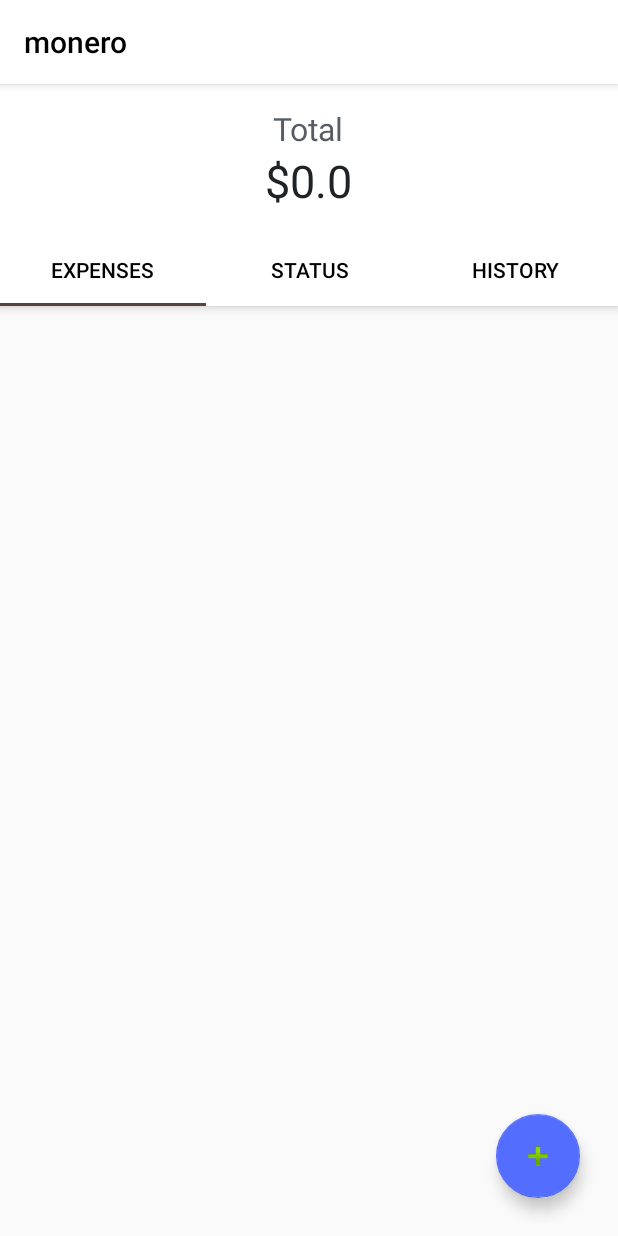
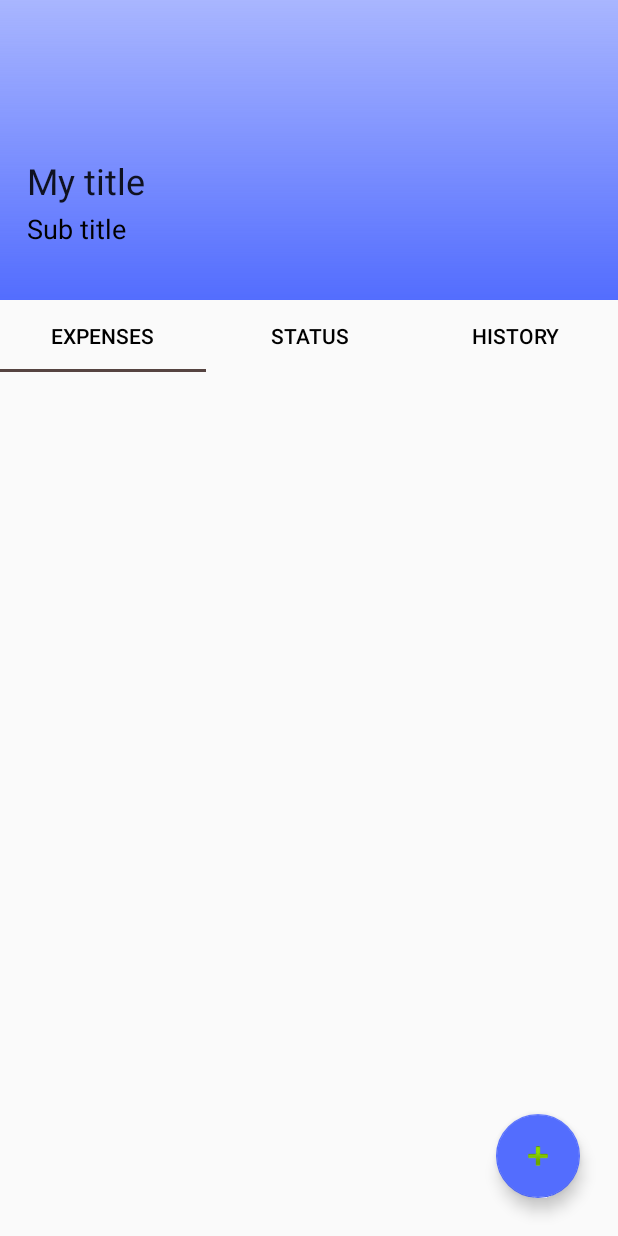
Before and after one commit to tomsaju/monero, an Android app: the DetailActivity screen opened directly, with no data from a screen before it, on a phone screen of 412 x 824 dp. Run offline under Robolectric (Android 15) with nearby library versions, the phone set to English and light mode, and no system bars; our stand-ins replace Room's generated code, RxJava; 1 statement that could not run was skipped.

Commit message:
implement activity detail recyclerview

```diff
--- a/app/src/main/java/com/monero/activitydetail/DetailActivity.kt
+++ b/app/src/main/java/com/monero/activitydetail/DetailActivity.kt
@@ -3,6 +3,7 @@ package com.monero.activitydetail
 import android.arch.lifecycle.LiveData
 import android.arch.lifecycle.Observer
 import android.content.Intent
+import android.graphics.Color
 import android.net.Uri
 import android.support.v7.app.AppCompatActivity
 import android.os.Bundle
@@ -27,6 +28,10 @@ import com.monero.activitydetail.presenter.detail.IDetailPresenter
 import com.monero.activitydetail.presenter.detail.IDetailView
 import com.monero.models.Activities
 import com.monero.models.Expense
+import android.view.WindowManager
+import android.os.Build
+
+
 
 class DetailActivity : AppCompatActivity(),AddExpenseFragment.OnFragmentInteractionListener,IDetailView ,ExpenseListFragment.OnExpenseListFragmentInteractionListener,StatsFragment.StatsFragmentListener {
 
@@ -38,7 +43,7 @@ class DetailActivity : AppCompatActivity(),AddExpenseFragment.OnFragmentInteract
     var activityId:String =""
     private var currentlyWorkingActivity:Activities?=null
     lateinit var mDetailPresenter:IDetailPresenter
-    lateinit var totalCost:TextView
+    //lateinit var totalCost:TextView
     lateinit var addExpenseFab:FloatingActionButton
 
     override fun onCreate(savedInstanceState: Bundle?) {
@@ -48,7 +53,7 @@ class DetailActivity : AppCompatActivity(),AddExpenseFragment.OnFragmentInteract
         toolbar = findViewById<Toolbar>(R.id.toolbar) as Toolbar
         tabLayout = findViewById<TabLayout>(R.id.detailPageTab) as TabLayout
         mViewPager = findViewById<ViewPager?>(R.id.container)
-        totalCost = findViewById(R.id.totalCost)
+        //totalCost = findViewById(R.id.totalCost)
         addExpenseFab = findViewById(R.id.addexpenseButton)
         mSectionsPagerAdapter = DetailViewPagerAdapter(supportFragmentManager,this)
         mDetailPresenter = DetailPresenter(this,this)
@@ -58,6 +63,12 @@ class DetailActivity : AppCompatActivity(),AddExpenseFragment.OnFragmentInteract
         mDetailPresenter!!.getActivityForId(activityId)
         setupViewPager()
 
+        //change status bar color
+        if (Build.VERSION.SDK_INT >= Build.VERSION_CODES.LOLLIPOP) {
+            val window = window
+            window.addFlags(WindowManager.LayoutParams.FLAG_DRAWS_SYSTEM_BAR_BACKGROUNDS)
+            window.statusBarColor = Color.parseColor("#536DFE")
+        }
 
     }
 
@@ -142,6 +153,6 @@ class DetailActivity : AppCompatActivity(),AddExpenseFragment.OnFragmentInteract
     }
 
     override fun onTotal(total: Double) {
-        totalCost.setText("$"+total)
+      //  totalCost.setText("$"+total)
     }
 }
--- a/app/src/main/java/com/monero/activitydetail/fragments/ExpenseListFragment.kt
+++ b/app/src/main/java/com/monero/activitydetail/fragments/ExpenseListFragment.kt
@@ -3,19 +3,19 @@ package com.monero.activitydetail.fragments
 import android.arch.lifecycle.LiveData
 import android.arch.lifecycle.Observer
 import android.content.Context
-import android.net.Uri
 import android.os.Bundle
-import android.support.design.widget.FloatingActionButton
 import android.support.v4.app.Fragment
+import android.support.v7.widget.LinearLayoutManager
+import android.support.v7.widget.RecyclerView
 import android.view.LayoutInflater
 import android.view.View
 import android.view.ViewGroup
+import android.widget.LinearLayout
 import android.widget.ListView
 
 import com.monero.R
 import com.monero.activitydetail.DetailActivity
-import com.monero.activitydetail.fragments.adapter.ExpenseListAdapter
-import com.monero.activitydetail.presenter.detail.IDetailPresenter
+import com.monero.activitydetail.fragments.adapter.ExpenseListRecyclerAdapter
 import com.monero.activitydetail.presenter.expenselist.ExpenseListPresenter
 import com.monero.activitydetail.presenter.expenselist.IExpenseListPresenter
 import com.monero.activitydetail.presenter.expenselist.IExpenseListView
@@ -28,8 +28,8 @@ class ExpenseListFragment : Fragment(),IExpenseListView {
 
     private var mListenerExpenseList: OnExpenseListFragmentInteractionListener? = null
     lateinit private var expenseList:ArrayList<Expense>
-    private lateinit var expenseAdapter: ExpenseListAdapter
-    private lateinit var listView: ListView
+    private lateinit var expenseAdapter: ExpenseListRecyclerAdapter
+    private lateinit var recyclerView: RecyclerView
     private lateinit var mPresenter:IExpenseListPresenter
 
     override fun onCreate(savedInstanceState: Bundle?) {
@@ -43,7 +43,8 @@ class ExpenseListFragment : Fragment(),IExpenseListView {
 
          var view:View = inflater!!.inflate(R.layout.fragment_expense_list, container, false)
         //fab = view.findViewById<FloatingActionButton>(R.id.addexpenseButton) as FloatingActionButton
-        listView = view.findViewById(R.id.expense_list)
+        recyclerView = view.findViewById(R.id.expense_list)
+        recyclerView.layoutManager = LinearLayoutManager(requireContext(), LinearLayout.VERTICAL, false)
         mPresenter=ExpenseListPresenter(requireContext(),this)
 
         return view
@@ -88,9 +89,9 @@ class ExpenseListFragment : Fragment(),IExpenseListView {
     fun setExpenseList(expenseList:ArrayList<Expense>){
         setExpenseTotal(expenseList)
         this.expenseList = expenseList
-        expenseAdapter = ExpenseListAdapter(expenseList,requireActivity())
-        if(listView!=null){
-            listView.adapter = expenseAdapter
+        expenseAdapter = ExpenseListRecyclerAdapter(expenseList,requireActivity())
+        if(recyclerView !=null){
+            recyclerView.adapter = expenseAdapter
         }
     }
 
--- /dev/null
+++ b/app/src/main/java/com/monero/activitydetail/fragments/adapter/ExpenseListRecyclerAdapter.kt
@@ -0,0 +1,43 @@
+package com.monero.activitydetail.fragments.adapter
+
+import android.content.Context
+import android.support.v7.widget.RecyclerView
+import android.view.LayoutInflater
+import android.view.View
+import android.view.ViewGroup
+import android.widget.TextView
+import com.monero.R
+import com.monero.models.Expense
+
+/**
+ * Created by tom.saju on 10/10/2018.
+ */
+class ExpenseListRecyclerAdapter(var expenseList:ArrayList<Expense>, var context: Context):RecyclerView.Adapter<ViewHolder>() {
+
+
+    override fun getItemCount(): Int {
+       return expenseList.size
+    }
+
+    override fun onCreateViewHolder(parent: ViewGroup, viewType: Int): ViewHolder {
+        return ViewHolder(LayoutInflater.from(context).inflate(R.layout.expense_list_item_layout, parent, false))
+    }
+
+    override fun onBindViewHolder(holder: ViewHolder, position: Int) {
+        holder.tvtitle.text=expenseList[position].title
+        holder.tvpaidBy.text = "paid by "+expenseList[position].debitList.size+" people"
+
+        var amountInLowerDenomination = expenseList[position].amount
+        var amountInHigherDenomination = "%.2f".format((amountInLowerDenomination/100).toDouble())
+        holder.tvamountTv.text = amountInHigherDenomination
+    }
+
+
+}
+
+class ViewHolder (view: View) : RecyclerView.ViewHolder(view) {
+    // Holds the TextView that will add each animal to
+    var tvtitle = view.findViewById<TextView>(R.id.expense_title_list_item)
+    var tvpaidBy = view.findViewById<TextView>(R.id.paidBy_text_expense_list_item)
+    var tvamountTv = view.findViewById<TextView>(R.id.amount_textview_expense_list_item)
+}
--- /dev/null
+++ b/app/src/main/res/drawable/detail_page_gradient.xml
@@ -0,0 +1,8 @@
+<?xml version="1.0" encoding="utf-8"?>
+<shape xmlns:android="http://schemas.android.com/apk/res/android" android:shape="rectangle" >
+    <gradient
+        android:type="linear"
+        android:startColor="#80536DFE"
+        android:endColor="#536DFE"
+        android:angle="270"/>
+</shape>
--- a/app/src/main/res/drawable/sign_in_button.xml
+++ b/app/src/main/res/drawable/sign_in_button.xml
@@ -1,5 +1,5 @@
 <?xml version="1.0" encoding="utf-8"?>
-<?xml version="1.0" encoding="utf-8"?>
+
 <shape xmlns:android="http://schemas.android.com/apk/res/android" android:shape="rectangle" android:padding="10dp">
     <solid android:color="@color/colorAccent"/> <!-- this one is ths color of the Rounded Button -->
     <corners
--- a/app/src/main/res/layout/activity_detail.xml
+++ b/app/src/main/res/layout/activity_detail.xml
@@ -1,61 +1,61 @@
 <?xml version="1.0" encoding="utf-8"?>
+<android.support.design.widget.CoordinatorLayout xmlns:android="http://schemas.android.com/apk/res/android"
+xmlns:app="http://schemas.android.com/apk/res-auto"
+xmlns:tools="http://schemas.android.com/tools"
+android:layout_width="match_parent"
+android:layout_height="match_parent">
 
-<android.support.design.widget.CoordinatorLayout
-    xmlns:android="http://schemas.android.com/apk/res/android"
-    xmlns:app="http://schemas.android.com/apk/res-auto"
-    android:id="@+id/htab_maincontent"
+<android.support.design.widget.AppBarLayout
+    android:layout_width="match_parent"
+    android:layout_height="200dp">
+
+    <android.support.design.widget.CollapsingToolbarLayout
         android:layout_width="match_parent"
         android:layout_height="match_parent"
-    android:fitsSystemWindows="true">
+        app:contentScrim="?attr/colorPrimary"
+        app:titleEnabled="true"
+        app:title="My title"
+        app:expandedTitleTextAppearance="@style/Base.TextAppearance.AppCompat.Headline"
+        app:expandedTitleMarginBottom="70dp"
+        app:expandedTitleMarginStart="18dp"
+        app:layout_scrollFlags="scroll|exitUntilCollapsed">
 
-    <android.support.design.widget.AppBarLayout
-        android:id="@+id/htab_appbar"
+        <View
             android:layout_width="match_parent"
-        android:layout_height="wrap_content"
-        android:background="?attr/colorPrimary"
-        android:fitsSystemWindows="true"
-        android:theme="@style/ThemeOverlay.AppCompat.Dark.ActionBar">
-       <include layout="@layout/toolbar"></include>
+            android:layout_height="200dp"
+            android:background="@drawable/detail_page_gradient"></View>
 
-        <RelativeLayout
-                android:id="@+id/costSectionParent"
-                android:layout_width="wrap_content"
-                android:fitsSystemWindows="true"
-                app:layout_collapseMode="parallax"
-                android:gravity="center"
-                android:layout_gravity="center_horizontal"
-                app:layout_scrollFlags="scroll|enterAlways"
-                android:layout_height="100dp">
 
+        <android.support.v7.widget.Toolbar
+            android:layout_width="match_parent"
+            android:layout_height="?attr/actionBarSize"
+            android:id="@+id/toolbar"
+            app:layout_collapseMode="pin" />
         <TextView
             android:layout_width="wrap_content"
             android:layout_height="wrap_content"
-                android:text="Total"
-                android:layout_centerHorizontal="true"
-                android:textSize="21sp"
-                android:textColor="#575d66"
-                android:id="@+id/totalText"/>
-            <TextView
-                android:layout_width="wrap_content"
-                android:layout_height="wrap_content"
-                android:text="$330"
-                android:layout_centerHorizontal="true"
-                android:layout_below="@id/totalText"
-                android:id="@+id/totalCost"
-                android:textColor="#202326"
-                android:textSize="30sp" />
+            android:layout_marginBottom="35dp"
+            android:layout_marginLeft="18dp"
+            android:gravity="bottom"
+            android:layout_gravity="bottom"
+            android:text="Sub title"
+            android:textSize="18sp"
+            app:layout_collapseMode="parallax"
+            android:textColor="#000000"/>
+    </android.support.design.widget.CollapsingToolbarLayout>
 
+</android.support.design.widget.AppBarLayout>
 
+<android.support.v4.widget.NestedScrollView
+    android:layout_width="match_parent"
+    android:layout_height="match_parent"
+    android:fillViewport="true"
+    android:isScrollContainer="false"
+    app:layout_behavior="@string/appbar_scrolling_view_behavior">
 
-
-
-            </RelativeLayout>
-
-
-
-
-
-
+    <RelativeLayout
+        android:layout_width="match_parent"
+        android:layout_height="match_parent">
 
         <android.support.design.widget.TabLayout
             android:id="@+id/detailPageTab"
@@ -64,23 +64,25 @@
             android:layout_gravity="bottom"
             app:tabIndicatorColor="#564441"
             app:tabSelectedTextColor="#000000"
+            app:layout_collapseMode="pin"
             app:tabTextColor="#000000"/>
-
-
-
-    </android.support.design.widget.AppBarLayout>
 
     <android.support.v4.view.ViewPager
         android:id="@+id/container"
+        android:layout_below="@id/detailPageTab"
         android:layout_width="match_parent"
-        android:layout_height="match_parent"
-        app:layout_behavior="@string/appbar_scrolling_view_behavior"/>
+        android:layout_height="match_parent"/>
+
+
+    </RelativeLayout>
+</android.support.v4.widget.NestedScrollView>
+
 
     <android.support.design.widget.FloatingActionButton
         android:layout_width="wrap_content"
         android:layout_height="wrap_content"
+        android:layout_margin="25dp"
         android:layout_gravity="bottom|end"
-        android:layout_margin="25dp"
         android:id="@+id/addexpenseButton"
         android:src="@android:drawable/ic_input_add"/>
 
--- a/app/src/main/res/layout/fragment_expense_list.xml
+++ b/app/src/main/res/layout/fragment_expense_list.xml
@@ -5,13 +5,13 @@
     android:layout_marginLeft="5dp"
     tools:context="com.monero.activitydetail.fragments.ExpenseListFragment">
 
-    <ListView
+    <android.support.v7.widget.RecyclerView
         android:layout_width="match_parent"
         android:layout_height="match_parent"
         android:id="@+id/expense_list"
         tools:listitem="@layout/expense_list_item_layout">
 
-    </ListView>
+    </android.support.v7.widget.RecyclerView>
 
 
 </FrameLayout>
```
Lines whose indentation alone changed are shown as unchanged.
